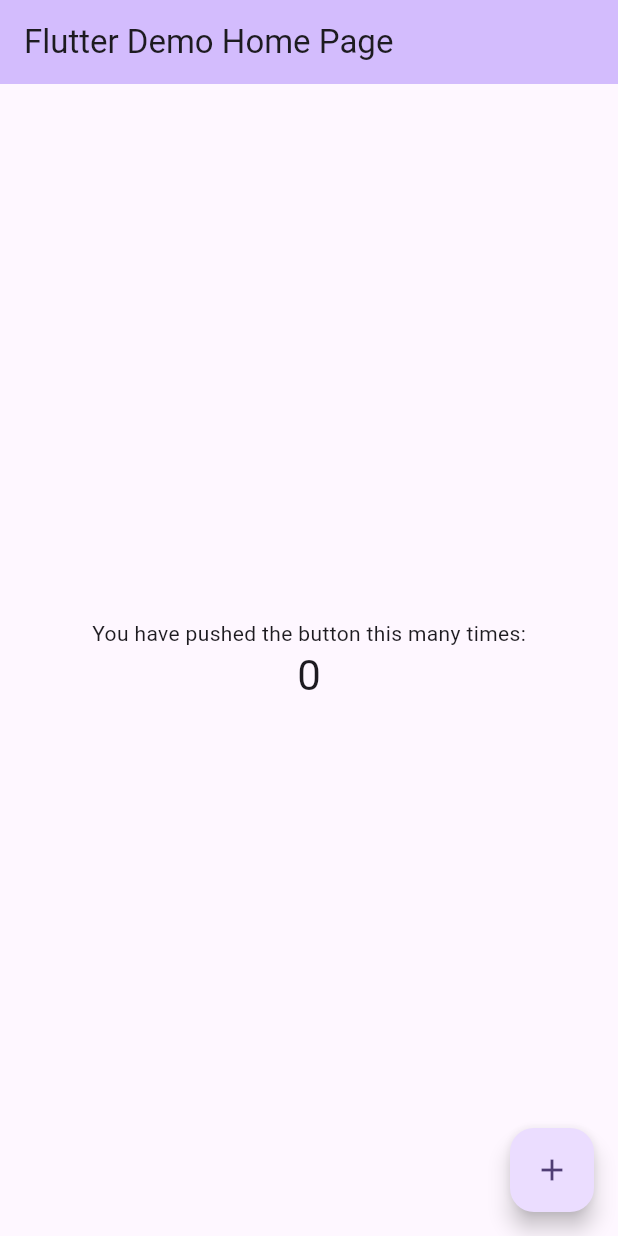
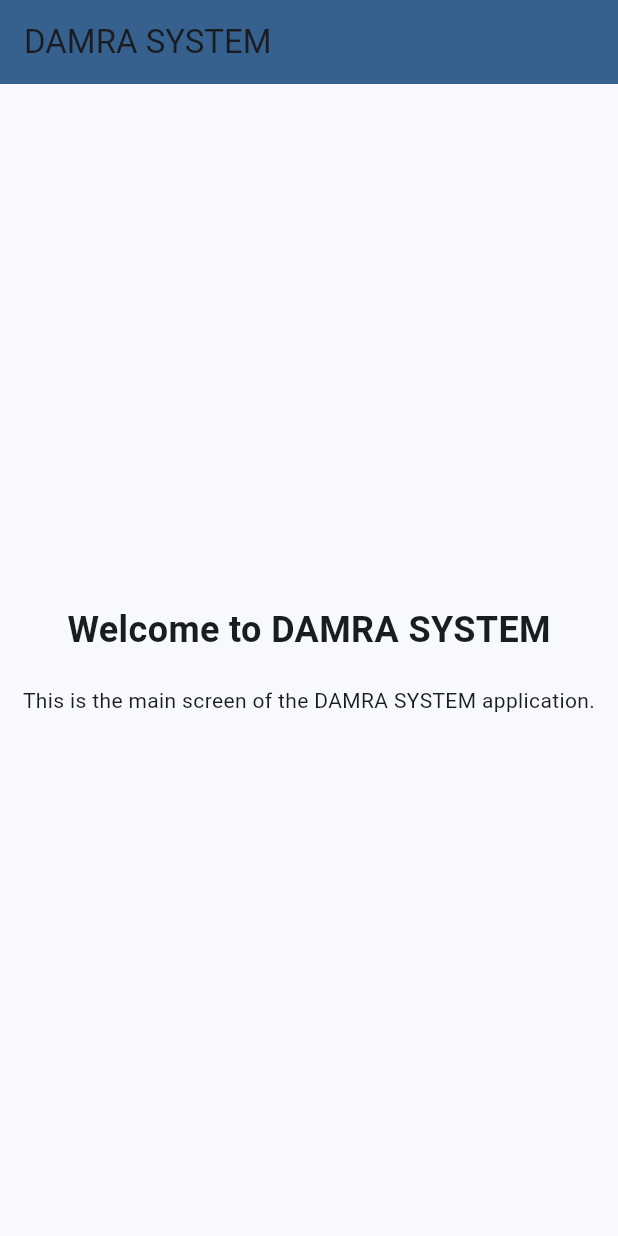
Before and after one commit to could-ai/019a4fc4-fdc6-7aa1-905c-1021b40abef4, a Flutter app: the screen it shows after launch, on a phone screen of 412 x 824 dp. Run offline on Flutter 3.47's test engine with Material 3 defaults, Android fonts, the phone set to English and light mode, and no system bars.

Commit message:
Updated pubspec.yaml to change project name from 'couldai_user_app' to 'damra_system', updated description to 'DAMRA SYSTEM - A Flutter application', and cleaned up the file by removing unnecessary comments to make it more concise.; Completely replaced the template counter app with a basic DAMRA SYSTEM structure. Changed the app class name to DAMRASystemApp, updated the title to 'DAMRA SYSTEM', modified the theme to use blue as the seed color, renamed the home page to DAMRAHomePage, and created a simple welcome screen with centered text displaying 'Welcome to DAMRA SYSTEM' and a brief description. Removed the counter functionality as it's not relevant to the DAMRA SYSTEM.; Updated the HTML title in web/index.html from 'couldai_user_app' to 'damra_system' to match the new project name.; Completely rewrote the README.md to be specific to DAMRA SYSTEM. Added sections for getting started, prerequisites, installation, features, contributing, and license. Included Flutter-specific instructions and mentioned the welcome screen feature.

```diff
--- a/usr/lib/main.dart
+++ b/usr/lib/main.dart
@@ -1,120 +1,56 @@
 import 'package:flutter/material.dart';
 
 void main() {
-  runApp(const MyApp());
+  runApp(const DAMRASystemApp());
 }
 
-class MyApp extends StatelessWidget {
-  const MyApp({super.key});
+class DAMRASystemApp extends StatelessWidget {
+  const DAMRASystemApp({super.key});
 
-  // This widget is the root of your application.
   @override
   Widget build(BuildContext context) {
     return MaterialApp(
-      title: 'Flutter Demo',
+      title: 'DAMRA SYSTEM',
       debugShowCheckedModeBanner: false,
       theme: ThemeData(
-        // This is the theme of your application.
-        //
-        // TRY THIS: Try running your application with "flutter run". You'll see
-        // the application has a purple toolbar. Then, without quitting the app,
-        // try changing the seedColor in the colorScheme below to Colors.green
-        // and then invoke "hot reload" (save your changes or press the "hot
-        // reload" button in a Flutter-supported IDE, or press "r" if you used
-        // the command line to start the app).
-        //
-        // Notice that the counter didn't reset back to zero; the application
-        // state is not lost during the reload. To reset the state, use hot
-        // restart instead.
-        //
-        // This works for code too, not just values: Most code changes can be
-        // tested with just a hot reload.
-        colorScheme: ColorScheme.fromSeed(seedColor: Colors.deepPurple),
+        colorScheme: ColorScheme.fromSeed(seedColor: Colors.blue),
       ),
-      home: const MyHomePage(title: 'Flutter Demo Home Page'),
+      home: const DAMRAHomePage(),
     );
   }
 }
 
-class MyHomePage extends StatefulWidget {
-  const MyHomePage({super.key, required this.title});
-
-  // This widget is the home page of your application. It is stateful, meaning
-  // that it has a State object (defined below) that contains fields that affect
-  // how it looks.
-
-  // This class is the configuration for the state. It holds the values (in this
-  // case the title) provided by the parent (in this case the App widget) and
-  // used by the build method of the State. Fields in a Widget subclass are
-  // always marked "final".
-
-  final String title;
+class DAMRAHomePage extends StatefulWidget {
+  const DAMRAHomePage({super.key});
 
   @override
-  State<MyHomePage> createState() => _MyHomePageState();
+  State<DAMRAHomePage> createState() => _DAMRAHomePageState();
 }
 
-class _MyHomePageState extends State<MyHomePage> {
-  int _counter = 0;
-
-  void _incrementCounter() {
-    setState(() {
-      // This call to setState tells the Flutter framework that something has
-      // changed in this State, which causes it to rerun the build method below
-      // so that the display can reflect the updated values. If we changed
-      // _counter without calling setState(), then the build method would not be
-      // called again, and so nothing would appear to happen.
-      _counter++;
-    });
-  }
-
+class _DAMRAHomePageState extends State<DAMRAHomePage> {
   @override
   Widget build(BuildContext context) {
-    // This method is rerun every time setState is called, for instance as done
-    // by the _incrementCounter method above.
-    //
-    // The Flutter framework has been optimized to make rerunning build methods
-    // fast, so that you can just rebuild anything that needs updating rather
-    // than having to individually change instances of widgets.
     return Scaffold(
       appBar: AppBar(
-        // TRY THIS: Try changing the color here to a specific color (to
-        // Colors.amber, perhaps?) and trigger a hot reload to see the AppBar
-        // change color while the other colors stay the same.
-        backgroundColor: Theme.of(context).colorScheme.inversePrimary,
-        // Here we take the value from the MyHomePage object that was created by
-        // the App.build method, and use it to set our appbar title.
-        title: Text(widget.title),
+        title: const Text('DAMRA SYSTEM'),
+        backgroundColor: Theme.of(context).colorScheme.primary,
       ),
-      body: Center(
-        // Center is a layout widget. It takes a single child and positions it
-        // in the middle of the parent.
+      body: const Center(
         child: Column(
-          // Column is also a layout widget. It takes a list of children and
-          // arranges them vertically. By default, it sizes itself to fit its
-          // children horizontally, and tries to be as tall as its parent.
-          //
-          // Column has various properties to control how it sizes itself and
-          // how it positions its children. Here we use mainAxisAlignment to
-          // center the children vertically; the main axis here is the vertical
-          // axis because Columns are vertical (the cross axis would be
-          // horizontal).
-          //
-          // TRY THIS: Invoke "debug painting" (choose the "Toggle Debug Paint"
-          // action in the IDE, or press "p" in the console), to see the
-          // wireframe for each widget.
           mainAxisAlignment: MainAxisAlignment.center,
-          children: <Widget>[
-            const Text('You have pushed the button this many times:'),
-            Text('$_counter', style: Theme.of(context).textTheme.headlineMedium),
+          children: [
+            Text(
+              'Welcome to DAMRA SYSTEM',
+              style: TextStyle(fontSize: 24, fontWeight: FontWeight.bold),
+            ),
+            SizedBox(height: 20),
+            Text(
+              'This is the main screen of the DAMRA SYSTEM application.',
+              textAlign: TextAlign.center,
+            ),
           ],
         ),
       ),
-      floatingActionButton: FloatingActionButton(
-        onPressed: _incrementCounter,
-        tooltip: 'Increment',
-        child: const Icon(Icons.add),
-      ), // This trailing comma makes auto-formatting nicer for build methods.
     );
   }
 }
```
Also changed, not shown: usr/pubspec.yaml (+3 -72 lines), 2 other files.
